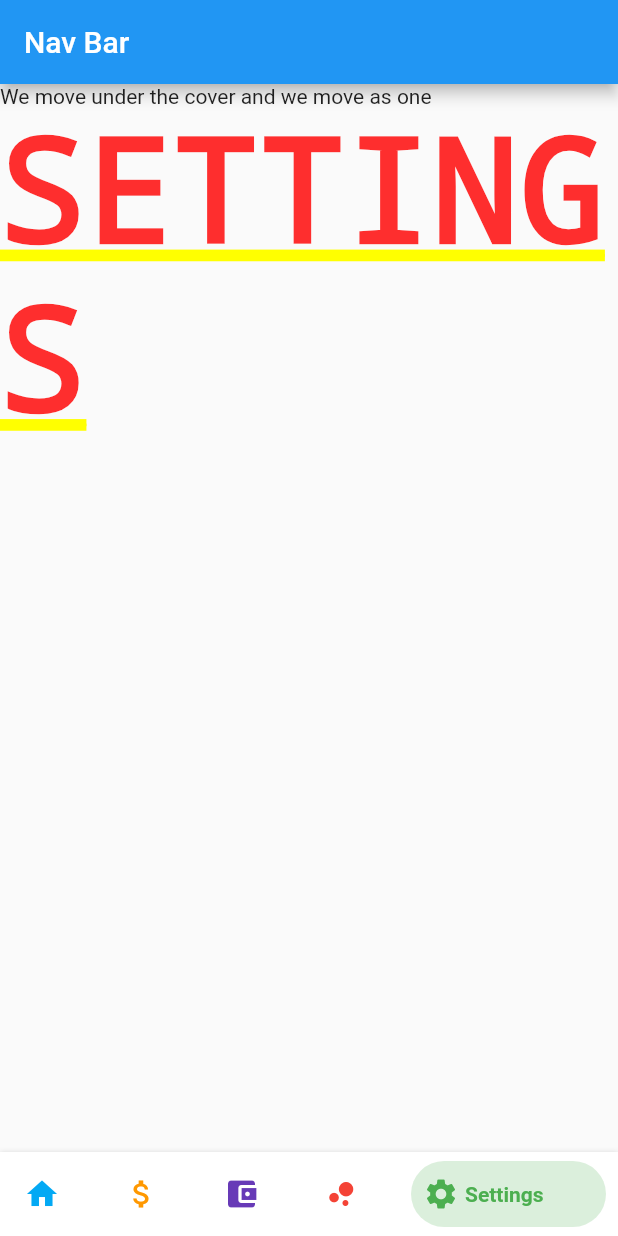
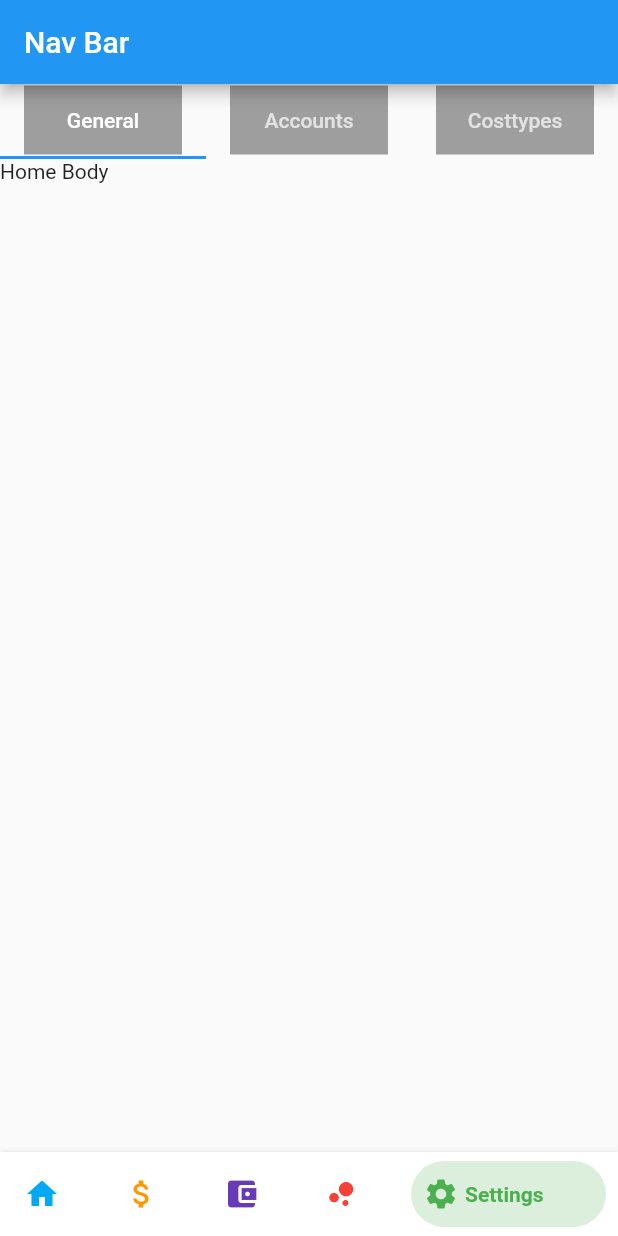
Before and after one commit to jkbngl/FFD, a Flutter app: the MyHomePage screen opened directly, swiped to page 5, on a phone screen of 412 x 824 dp. Run offline on Flutter 3.47's test engine with Material 2 defaults, Android fonts, the phone set to English and light mode, and no system bars; drawn by our look-alikes of bottom_navy_bar; our stand-ins replace syncfusion_flutter_charts.

Commit message:
#21 #11 first sample of tabbarview in pageview for admin page

```diff
--- a/flutter/ffd/lib/backup_color_change_on_nav_tab.dart
+++ b/flutter/ffd/lib/backup_color_change_on_nav_tab.dart
@@ -1,4 +1,5 @@
 import 'package:bottom_navy_bar/bottom_navy_bar.dart';
+import 'package:flutter/cupertino.dart';
 import 'package:flutter/material.dart';
 import 'package:syncfusion_flutter_charts/charts.dart';
 
@@ -642,16 +643,56 @@ class _MyHomePageState extends State<MyHomePage> {
                     ])),
               ],
             ),
-            Column(
-              crossAxisAlignment: CrossAxisAlignment.start,
-              mainAxisSize: MainAxisSize.min,
-              children: <Widget>[
-                Text('We move under the cover and we move as one'),
-                Text('SETTINGS',
-                    style: DefaultTextStyle.of(context)
-                        .style
-                        .apply(fontSizeFactor: 2.0)),
-              ],
+            DefaultTabController(
+              length: 3,
+              child: Column(
+                children: <Widget>[
+                  Container(
+                    constraints: BoxConstraints.expand(height: 50),
+                    child: TabBar(tabs: [
+                      Tab(
+                        child: Container(
+                          alignment: Alignment.center,
+                          constraints: BoxConstraints.expand(),
+                          color: Colors.grey,
+                          child: Text("General"),
+                        ),
+                      ),
+                      Tab(
+                        child: Container(
+                          alignment: Alignment.center,
+                          constraints: BoxConstraints.expand(),
+                          color: Colors.grey,
+                          child: Text("Accounts"),
+                        ),
+                      ),
+                      Tab(
+                        child: Container(
+                          alignment: Alignment.center,
+                          constraints: BoxConstraints.expand(),
+                          color: Colors.grey,
+                          child: Text("Costtypes"),
+                        ),
+                      ),
+                    ]),
+                  ),
+                  Expanded(
+                    child: Container(
+                      child: TabBarView(children: [
+                        Container(
+                          child: Text("Home Body"),
+                        ),
+                        Container(
+                          child: Text("Articles Body"),
+                        ),
+                        Container(
+                          child: Text("User Body"),
+                        ),
+                      ]),
+                    ),
+                  )
+                ],
+              ),
             ),
           ],
         ),
```
